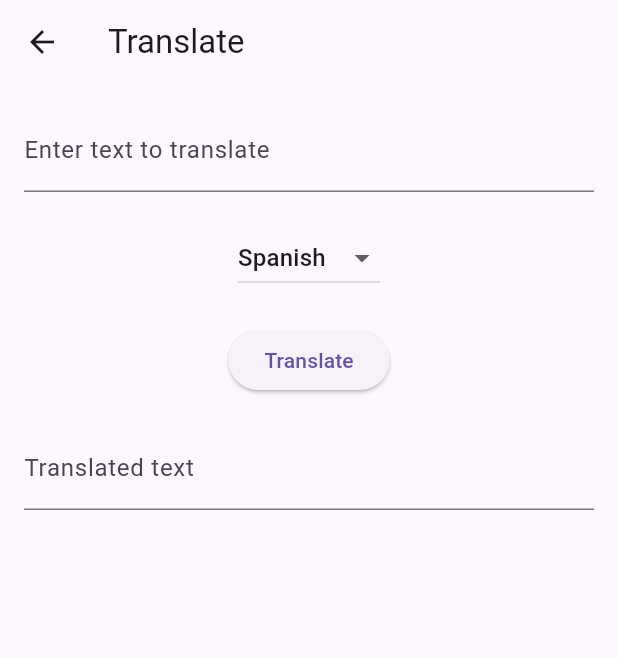
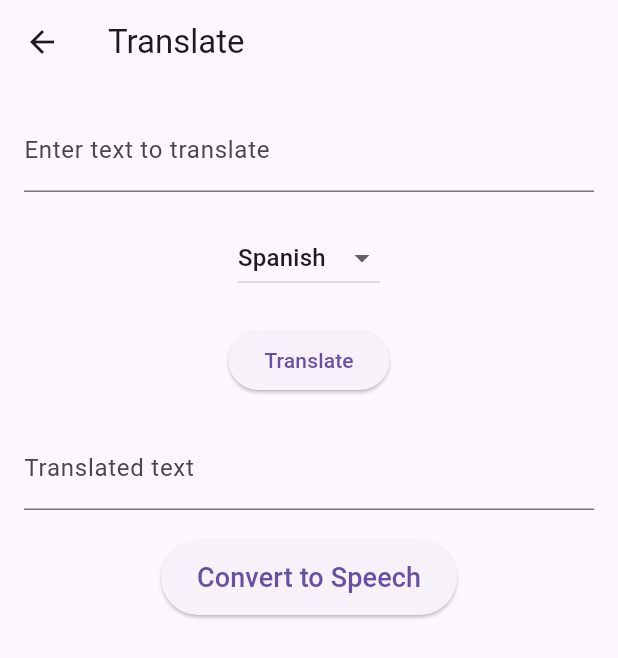
Before and after one commit to royalkuriyakosem/mini-project, a Flutter app: the TranslateScreen screen opened by its route, on a phone screen of 412 x 824 dp. Shown: the top 658 px of the screen. Run offline on Flutter 3.47's test engine with Material 3 defaults, Android fonts, the phone set to English and light mode, and no system bars; our stand-ins replace camera, flutter_tts, image_picker, palette_generator, shared_preferences, speech_to_text and 1 more; missing offline and left inert: translator; accounts and stored records are empty.

Commit message:
review 2

```diff
--- a/lib/main.dart
+++ b/lib/main.dart
@@ -16,7 +16,7 @@
 import 'screens/text_to_speech_screen.dart';
 
 import 'screens/translate_screen.dart';
-import 'screens/speech_to_text_screen.dart'; // Import the new screen
+// Import the new screen
 import 'package:shared_preferences/shared_preferences.dart';
 
 void main() async {
--- a/lib/screens/home_screen.dart
+++ b/lib/screens/home_screen.dart
@@ -1,8 +1,8 @@
 // filepath: /C:/Edge/StepUp/lib/screens/home_screen.dart
 import 'package:flutter/material.dart';
 import 'package:StepUp/services/supabase_service.dart';
-import 'translate_screen.dart'; // Add this import
-import 'speech_to_text_screen.dart'; // Import the new screen
+// Add this import
+// Import the new screen
 
 class HomeScreen extends StatefulWidget {
   const HomeScreen({super.key});
--- a/lib/screens/login_screen.dart
+++ b/lib/screens/login_screen.dart
@@ -96,7 +96,6 @@ class _LoginScreenState extends State<LoginScreen> {
                   ? const CircularProgressIndicator()
                   : ElevatedButton(
                       onPressed: _login,
-                      child: const Text('Login'),
                       style: ElevatedButton.styleFrom(
                         padding:
                             EdgeInsets.symmetric(horizontal: 50, vertical: 15),
@@ -104,6 +103,7 @@ class _LoginScreenState extends State<LoginScreen> {
                           borderRadius: BorderRadius.circular(8.0),
                         ),
                       ),
+                      child: const Text('Login'),
                     ),
               const SizedBox(height: 20),
               Row(
--- a/lib/screens/signup_screen.dart
+++ b/lib/screens/signup_screen.dart
@@ -156,7 +156,6 @@ class _SignUpScreenState extends State<SignUpScreen> {
                       ? const CircularProgressIndicator()
                       : ElevatedButton(
                           onPressed: _signUp,
-                          child: const Text('Sign Up'),
                           style: ElevatedButton.styleFrom(
                             padding: EdgeInsets.symmetric(
                                 horizontal: 50, vertical: 15),
@@ -164,6 +163,7 @@ class _SignUpScreenState extends State<SignUpScreen> {
                               borderRadius: BorderRadius.circular(8.0),
                             ),
                           ),
+                          child: const Text('Sign Up'),
                         ),
                   const SizedBox(height: 20),
                   Row(
--- a/lib/screens/translate_screen.dart
+++ b/lib/screens/translate_screen.dart
@@ -1,5 +1,6 @@
 import 'package:flutter/material.dart';
 import 'package:translator/translator.dart';
+import 'package:flutter_tts/flutter_tts.dart';
 
 class TranslateScreen extends StatefulWidget {
   const TranslateScreen({super.key});
@@ -13,6 +14,7 @@ class _TranslateScreenState extends State<TranslateScreen> {
   final TextEditingController _translatedTextController =
       TextEditingController();
   final GoogleTranslator _translator = GoogleTranslator();
+  final FlutterTts _flutterTts = FlutterTts();
   String _selectedLanguage = 'es'; // Default to Spanish
 
   final Map<String, String> _languages = {
@@ -34,6 +36,12 @@ class _TranslateScreenState extends State<TranslateScreen> {
     setState(() {
       _translatedTextController.text = translation.text;
     });
+  }
+
+  Future<void> _speakText() async {
+    await _flutterTts.setLanguage("en-US");
+    await _flutterTts.setPitch(1.0);
+    await _flutterTts.speak(_translatedTextController.text);
   }
 
   @override
@@ -80,6 +88,18 @@ class _TranslateScreenState extends State<TranslateScreen> {
                 labelText: 'Translated text',
               ),
             ),
+            SizedBox(height: 20),
+            ElevatedButton(
+              onPressed: _speakText,
+              style: ElevatedButton.styleFrom(
+                padding: const EdgeInsets.symmetric(
+                    horizontal: 24, vertical: 12), // Enlarge the button
+              ),
+              child: const Text(
+                'Convert to Speech',
+                style: TextStyle(fontSize: 18), // Enlarge the button text
+              ),
+            ),
           ],
         ),
       ),
```
Also changed, not shown: lib/screens/text_to_speech_screen.dart (+4 -4 lines), 4 other files.
